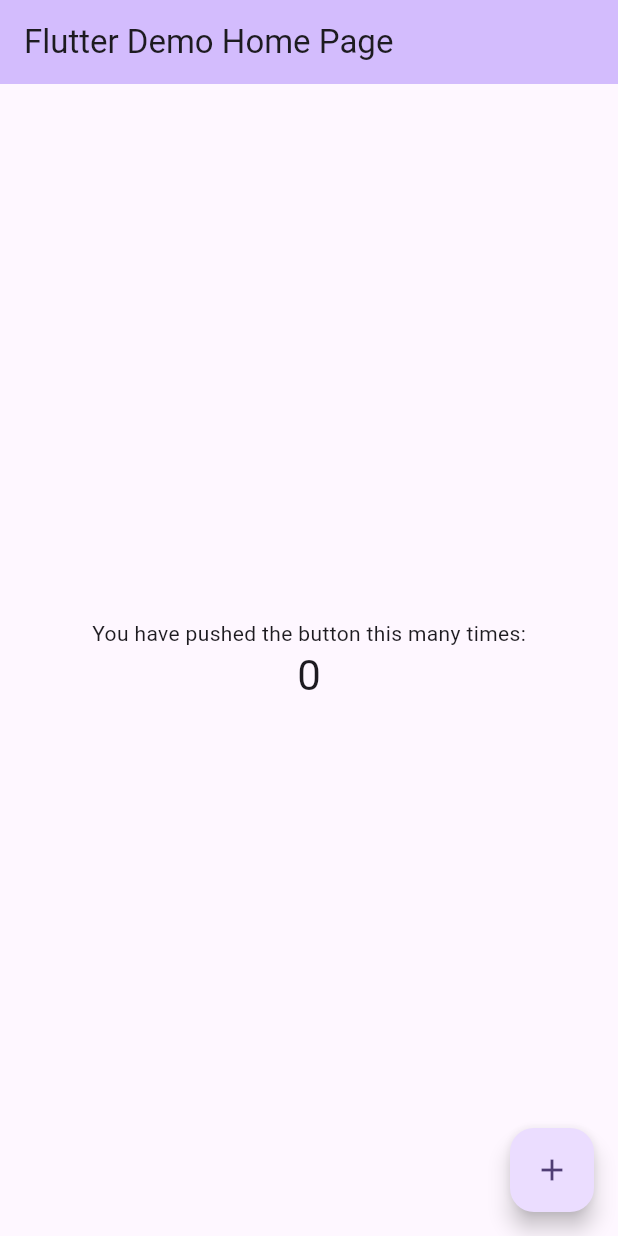
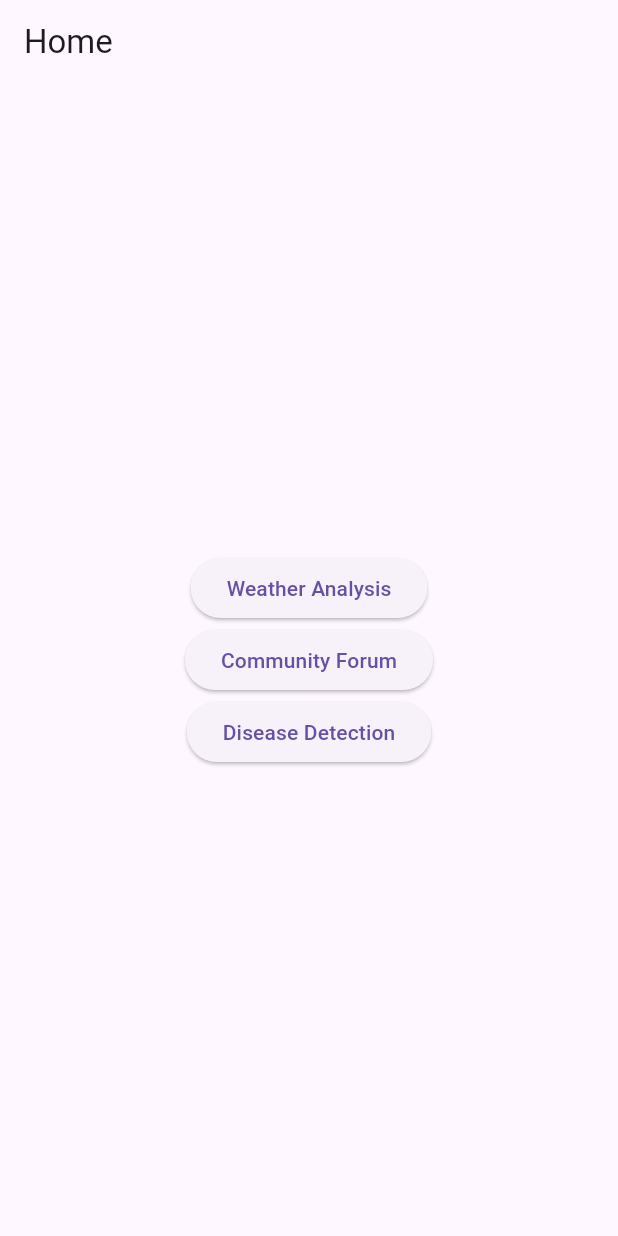
Before and after one commit to Amzatk1/flutter_application_1, a Flutter app: the screen it shows after launch, on a phone screen of 412 x 824 dp. Run offline on Flutter 3.47's test engine with Material 3 defaults, Android fonts, the phone set to English and light mode, and no system bars; our stand-ins replace image_picker.

Commit message:
Your commit message

```diff
--- a/lib/main.dart
+++ b/lib/main.dart
@@ -1,125 +1,15 @@
 import 'package:flutter/material.dart';
+import 'screens/home_screen.dart';
 
-void main() {
-  runApp(const MyApp());
-}
+void main() => runApp(AgricultureApp());
 
-class MyApp extends StatelessWidget {
-  const MyApp({super.key});
-
-  // This widget is the root of your application.
+class AgricultureApp extends StatelessWidget {
   @override
   Widget build(BuildContext context) {
     return MaterialApp(
-      title: 'Flutter Demo',
-      theme: ThemeData(
-        // This is the theme of your application.
-        //
-        // TRY THIS: Try running your application with "flutter run". You'll see
-        // the application has a purple toolbar. Then, without quitting the app,
-        // try changing the seedColor in the colorScheme below to Colors.green
-        // and then invoke "hot reload" (save your changes or press the "hot
-        // reload" button in a Flutter-supported IDE, or press "r" if you used
-        // the command line to start the app).
-        //
-        // Notice that the counter didn't reset back to zero; the application
-        // state is not lost during the reload. To reset the state, use hot
-        // restart instead.
-        //
-        // This works for code too, not just values: Most code changes can be
-        // tested with just a hot reload.
-        colorScheme: ColorScheme.fromSeed(seedColor: Colors.deepPurple),
-        useMaterial3: true,
-      ),
-      home: const MyHomePage(title: 'Flutter Demo Home Page'),
+      title: 'African Local Agriculture',
+      theme: ThemeData(primarySwatch: Colors.green),
+      home: HomeScreen(),
     );
   }
 }
-
-class MyHomePage extends StatefulWidget {
-  const MyHomePage({super.key, required this.title});
-
-  // This widget is the home page of your application. It is stateful, meaning
-  // that it has a State object (defined below) that contains fields that affect
-  // how it looks.
-
-  // This class is the configuration for the state. It holds the values (in this
-  // case the title) provided by the parent (in this case the App widget) and
-  // used by the build method of the State. Fields in a Widget subclass are
-  // always marked "final".
-
-  final String title;
-
-  @override
-  State<MyHomePage> createState() => _MyHomePageState();
-}
-
-class _MyHomePageState extends State<MyHomePage> {
-  int _counter = 0;
-
-  void _incrementCounter() {
-    setState(() {
-      // This call to setState tells the Flutter framework that something has
-      // changed in this State, which causes it to rerun the build method below
-      // so that the display can reflect the updated values. If we changed
-      // _counter without calling setState(), then the build method would not be
-      // called again, and so nothing would appear to happen.
-      _counter++;
-    });
-  }
-
-  @override
-  Widget build(BuildContext context) {
-    // This method is rerun every time setState is called, for instance as done
-    // by the _incrementCounter method above.
-    //
-    // The Flutter framework has been optimized to make rerunning build methods
-    // fast, so that you can just rebuild anything that needs updating rather
-    // than having to individually change instances of widgets.
-    return Scaffold(
-      appBar: AppBar(
-        // TRY THIS: Try changing the color here to a specific color (to
-        // Colors.amber, perhaps?) and trigger a hot reload to see the AppBar
-        // change color while the other colors stay the same.
-        backgroundColor: Theme.of(context).colorScheme.inversePrimary,
-        // Here we take the value from the MyHomePage object that was created by
-        // the App.build method, and use it to set our appbar title.
-        title: Text(widget.title),
-      ),
-      body: Center(
-        // Center is a layout widget. It takes a single child and positions it
-        // in the middle of the parent.
-        child: Column(
-          // Column is also a layout widget. It takes a list of children and
-          // arranges them vertically. By default, it sizes itself to fit its
-          // children horizontally, and tries to be as tall as its parent.
-          //
-          // Column has various properties to control how it sizes itself and
-          // how it positions its children. Here we use mainAxisAlignment to
-          // center the children vertically; the main axis here is the vertical
-          // axis because Columns are vertical (the cross axis would be
-          // horizontal).
-          //
-          // TRY THIS: Invoke "debug painting" (choose the "Toggle Debug Paint"
-          // action in the IDE, or press "p" in the console), to see the
-          // wireframe for each widget.
-          mainAxisAlignment: MainAxisAlignment.center,
-          children: <Widget>[
-            const Text(
-              'You have pushed the button this many times:',
-            ),
-            Text(
-              '$_counter',
-              style: Theme.of(context).textTheme.headlineMedium,
-            ),
-          ],
-        ),
-      ),
-      floatingActionButton: FloatingActionButton(
-        onPressed: _incrementCounter,
-        tooltip: 'Increment',
-        child: const Icon(Icons.add),
-      ), // This trailing comma makes auto-formatting nicer for build methods.
-    );
-  }
-}
--- /dev/null
+++ b/lib/screens/home_screen.dart
@@ -0,0 +1,49 @@
+import 'package:flutter/material.dart';
+import 'weather_screen.dart';
+import 'forum_screen.dart';
+import 'disease_detection_screen.dart';
+
+class HomeScreen extends StatelessWidget {
+  @override
+  Widget build(BuildContext context) {
+    return Scaffold(
+      appBar: AppBar(
+        title: Text('Home'),
+      ),
+      body: Center(
+        child: Column(
+          mainAxisAlignment: MainAxisAlignment.center,
+          children: [
+            ElevatedButton(
+              onPressed: () {
+                Navigator.push(
+                  context,
+                  MaterialPageRoute(builder: (context) => WeatherScreen()),
+                );
+              },
+              child: Text('Weather Analysis'),
+            ),
+            ElevatedButton(
+              onPressed: () {
+                Navigator.push(
+                  context,
+                  MaterialPageRoute(builder: (context) => ForumScreen()),
+                );
+              },
+              child: Text('Community Forum'),
+            ),
+            ElevatedButton(
+              onPressed: () {
+                Navigator.push(
+                  context,
+                  MaterialPageRoute(builder: (context) => DiseaseDetectionScreen()),
+                );
+              },
+              child: Text('Disease Detection'),
+            ),
+          ],
+        ),
+      ),
+    );
+  }
+}
```
Also changed, not shown: lib/screens/disease_detection_screen.dart (added, +47 -0 lines), lib/screens/forum_screen.dart (added, +22 -0 lines), lib/screens/weather_screen.dart (added, +27 -0 lines).
